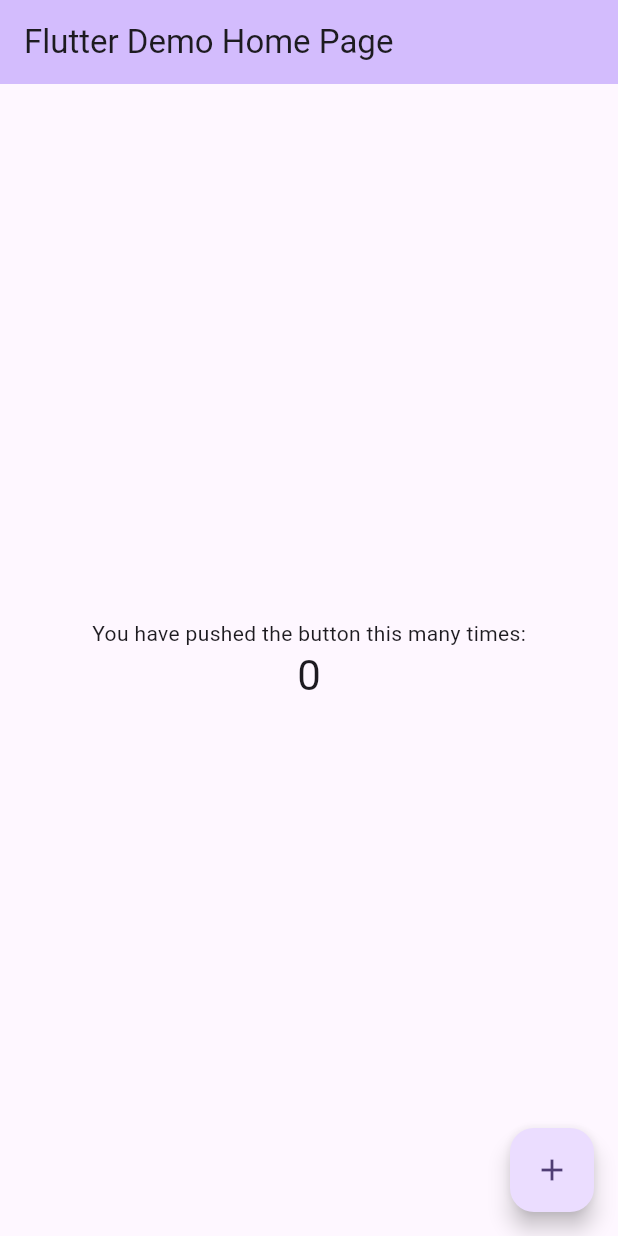
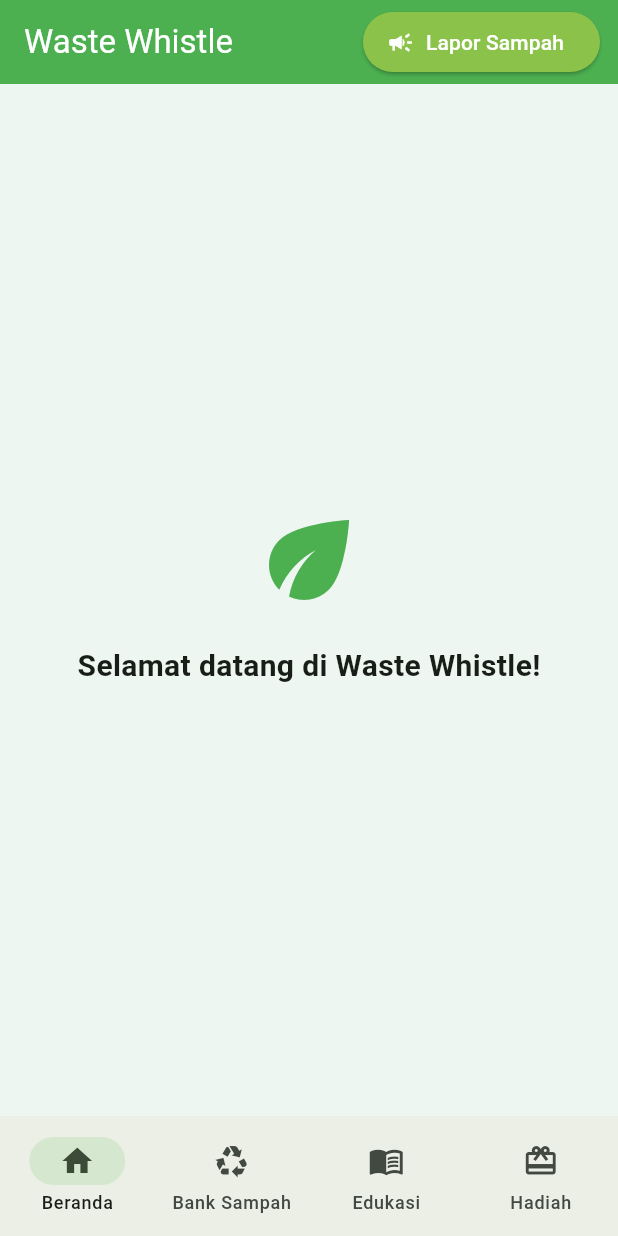
Before and after one commit to pbp-kelompok-b9/WasteWhistle_Mobile, a Flutter app: the screen it shows after launch, on a phone screen of 412 x 824 dp. Run offline on Flutter 3.47's test engine with Material 3 defaults, Android fonts, the phone set to English and light mode, and no system bars; our stand-ins replace material_ui.

Commit message:
feat: add home page, bottom navigation, and placeholder pages

```diff
--- a/lib/main.dart
+++ b/lib/main.dart
@@ -1,122 +1,24 @@
-import 'package:flutter/material.dart';
+import 'package:material_ui/material_ui.dart';
+import 'screens/menu.dart';
 
-void main() {
-  runApp(const MyApp());
-}
+void main() => runApp(const MyApp());
 
 class MyApp extends StatelessWidget {
   const MyApp({super.key});
 
-  // This widget is the root of your application.
   @override
   Widget build(BuildContext context) {
     return MaterialApp(
-      title: 'Flutter Demo',
+      title: 'Waste Whistle',
       theme: ThemeData(
-        // This is the theme of your application.
-        //
-        // TRY THIS: Try running your application with "flutter run". You'll see
-        // the application has a purple toolbar. Then, without quitting the app,
-        // try changing the seedColor in the colorScheme below to Colors.green
-        // and then invoke "hot reload" (save your changes or press the "hot
-        // reload" button in a Flutter-supported IDE, or press "r" if you used
-        // the command line to start the app).
-        //
-        // Notice that the counter didn't reset back to zero; the application
-        // state is not lost during the reload. To reset the state, use hot
-        // restart instead.
-        //
-        // This works for code too, not just values: Most code changes can be
-        // tested with just a hot reload.
-        colorScheme: .fromSeed(seedColor: Colors.deepPurple),
+        colorScheme: ColorScheme.fromSeed(
+          seedColor: Colors.green,
+          secondary: Colors.lightGreen,
+        ),
+        scaffoldBackgroundColor: const Color(0xFFEEF6F1), // background utama
+        useMaterial3: true,
       ),
-      home: const MyHomePage(title: 'Flutter Demo Home Page'),
+      home: const MyHomePage(),
     );
   }
 }
-
-class MyHomePage extends StatefulWidget {
-  const MyHomePage({super.key, required this.title});
-
-  // This widget is the home page of your application. It is stateful, meaning
-  // that it has a State object (defined below) that contains fields that affect
-  // how it looks.
-
-  // This class is the configuration for the state. It holds the values (in this
-  // case the title) provided by the parent (in this case the App widget) and
-  // used by the build method of the State. Fields in a Widget subclass are
-  // always marked "final".
-
-  final String title;
-
-  @override
-  State<MyHomePage> createState() => _MyHomePageState();
-}
-
-class _MyHomePageState extends State<MyHomePage> {
-  int _counter = 0;
-
-  void _incrementCounter() {
-    setState(() {
-      // This call to setState tells the Flutter framework that something has
-      // changed in this State, which causes it to rerun the build method below
-      // so that the display can reflect the updated values. If we changed
-      // _counter without calling setState(), then the build method would not be
-      // called again, and so nothing would appear to happen.
-      _counter++;
-    });
-  }
-
-  @override
-  Widget build(BuildContext context) {
-    // This method is rerun every time setState is called, for instance as done
-    // by the _incrementCounter method above.
-    //
-    // The Flutter framework has been optimized to make rerunning build methods
-    // fast, so that you can just rebuild anything that needs updating rather
-    // than having to individually change instances of widgets.
-    return Scaffold(
-      appBar: AppBar(
-        // TRY THIS: Try changing the color here to a specific color (to
-        // Colors.amber, perhaps?) and trigger a hot reload to see the AppBar
-        // change color while the other colors stay the same.
-        backgroundColor: Theme.of(context).colorScheme.inversePrimary,
-        // Here we take the value from the MyHomePage object that was created by
-        // the App.build method, and use it to set our appbar title.
-        title: Text(widget.title),
-      ),
-      body: Center(
-        // Center is a layout widget. It takes a single child and positions it
-        // in the middle of the parent.
-        child: Column(
-          // Column is also a layout widget. It takes a list of children and
-          // arranges them vertically. By default, it sizes itself to fit its
-          // children horizontally, and tries to be as tall as its parent.
-          //
-          // Column has various properties to control how it sizes itself and
-          // how it positions its children. Here we use mainAxisAlignment to
-          // center the children vertically; the main axis here is the vertical
-          // axis because Columns are vertical (the cross axis would be
-          // horizontal).
-          //
-          // TRY THIS: Invoke "debug painting" (choose the "Toggle Debug Paint"
-          // action in the IDE, or press "p" in the console), to see the
-          // wireframe for each widget.
-          mainAxisAlignment: .center,
-          children: [
-            const Text('You have pushed the button this many times:'),
-            Text(
-              '$_counter',
-              style: Theme.of(context).textTheme.headlineMedium,
-            ),
-          ],
-        ),
-      ),
-      floatingActionButton: FloatingActionButton(
-        onPressed: _incrementCounter,
-        tooltip: 'Increment',
-        child: const Icon(Icons.add),
-      ),
-    );
-  }
-}
--- /dev/null
+++ b/lib/screens/menu.dart
@@ -0,0 +1,103 @@
+import 'package:material_ui/material_ui.dart';
+import '../widgets/bottom_navigation.dart';
+import 'education.dart';
+import 'explore.dart';
+import 'report_waste.dart';
+import 'rewards.dart';
+import 'waste_bank.dart';
+
+class MyHomePage extends StatefulWidget {
+  const MyHomePage({super.key});
+
+  @override
+  State<MyHomePage> createState() => _MyHomePageState();
+}
+
+class _MyHomePageState extends State<MyHomePage> {
+  int _currentIndex = 0;
+
+  // Urutannya harus sama dengan urutan di bottom navigation
+  final List<Widget> _pages = const [
+    HomeContent(),
+    ExplorePage(),
+    WasteBankPage(),
+    EducationPage(),
+    RewardsPage(),
+  ];
+
+  final List<String> _titles = const [
+    'Waste Whistle',
+    'Telusuri',
+    'Bank Sampah',
+    'Edukasi',
+    'Hadiah',
+  ];
+
+  @override
+  Widget build(BuildContext context) {
+    return Scaffold(
+      // === Top bar ===
+      appBar: AppBar(
+        title: Text(_titles[_currentIndex]),
+        backgroundColor: Colors.green,
+        foregroundColor: Colors.white,
+        actions: [
+          Padding(
+            padding: const EdgeInsets.only(right: 12.0),
+            child: ElevatedButton.icon(
+              style: ElevatedButton.styleFrom(
+                backgroundColor: Colors.lightGreen,
+                foregroundColor: Colors.white,
+              ),
+              icon: const Icon(Icons.campaign),
+              label: const Text('Lapor Sampah'),
+              onPressed: () {
+                Navigator.push(
+                  context,
+                  MaterialPageRoute(
+                    builder: (context) => const ReportWastePage(),
+                  ),
+                );
+              },
+            ),
+          ),
+        ],
+      ),
+
+      body: _pages[_currentIndex],
+
+      // === Bottom navigation ===
+      bottomNavigationBar: AppBottomNavigation(
+        currentIndex: _currentIndex,
+        onTap: (index) {
+          setState(() {
+            _currentIndex = index;
+          });
+        },
+      ),
+    );
+  }
+}
+
+// Isi homepage (tab Beranda)
+class HomeContent extends StatelessWidget {
+  const HomeContent({super.key});
+
+  @override
+  Widget build(BuildContext context) {
+    return const Center(
+      child: Column(
+        mainAxisSize: MainAxisSize.min,
+        children: [
+          Icon(Icons.eco, size: 80, color: Colors.green),
+          SizedBox(height: 16),
+          Text(
+            'Selamat datang di Waste Whistle!',
+            style: TextStyle(fontSize: 20, fontWeight: FontWeight.bold),
+          ),
+          SizedBox(height: 8),
+        ],
+      ),
+    );
+  }
+}
--- /dev/null
+++ b/lib/widgets/bottom_navigation.dart
@@ -0,0 +1,41 @@
+import 'package:material_ui/material_ui.dart';
+
+class AppBottomNavigation extends StatelessWidget {
+  final int currentIndex;
+  final ValueChanged<int> onTap;
+
+  const AppBottomNavigation({
+    super.key,
+    required this.currentIndex,
+    required this.onTap,
+  });
+
+  @override
+  Widget build(BuildContext context) {
+    return NavigationBar(
+      selectedIndex: currentIndex,
+      onDestinationSelected: onTap,
+      destinations: const [
+        NavigationDestination(
+          icon: Icon(Icons.home_outlined),
+          selectedIcon: Icon(Icons.home),
+          label: 'Beranda',
+        ),
+        NavigationDestination(
+          icon: Icon(Icons.recycling),
+          label: 'Bank Sampah',
+        ),
+        NavigationDestination(
+          icon: Icon(Icons.menu_book_outlined),
+          selectedIcon: Icon(Icons.menu_book),
+          label: 'Edukasi',
+        ),
+        NavigationDestination(
+          icon: Icon(Icons.card_giftcard_outlined),
+          selectedIcon: Icon(Icons.card_giftcard),
+          label: 'Hadiah',
+        ),
+      ],
+    );
+  }
+}
```
Also changed, not shown: lib/screens/education.dart (added, +20 -0 lines), lib/screens/explore.dart (added, +20 -0 lines), lib/screens/report_waste.dart (added, +27 -0 lines), lib/screens/rewards.dart (added, +20 -0 lines), lib/screens/waste_bank.dart (added, +20 -0 lines), 1 other file.
